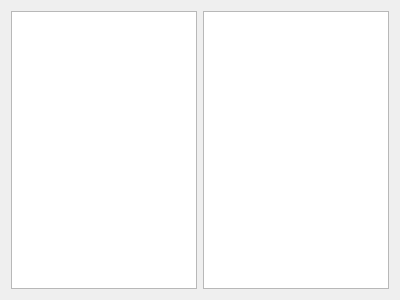
The window that filesystemdialog.ui (Entey/RapidReader) describes before a commit, drawn with Qt 5.
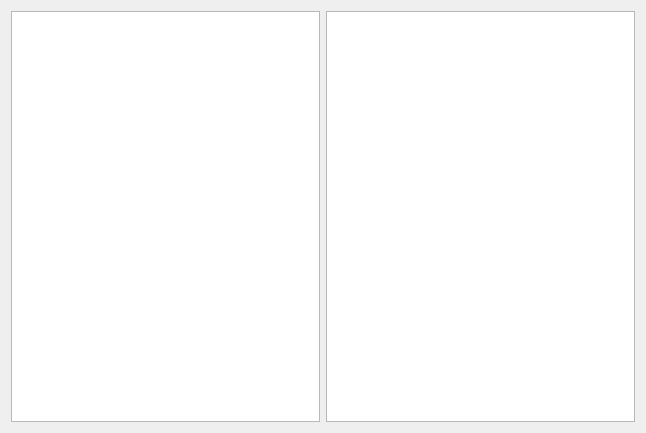
The same window after the commit.

What changed in the file:
```diff
--- a/filesystemdialog.ui
+++ b/filesystemdialog.ui
@@ -6,8 +6,8 @@
    <rect>
     <x>0</x>
     <y>0</y>
-    <width>400</width>
-    <height>300</height>
+    <width>646</width>
+    <height>433</height>
    </rect>
   </property>
   <property name="windowTitle">
```
